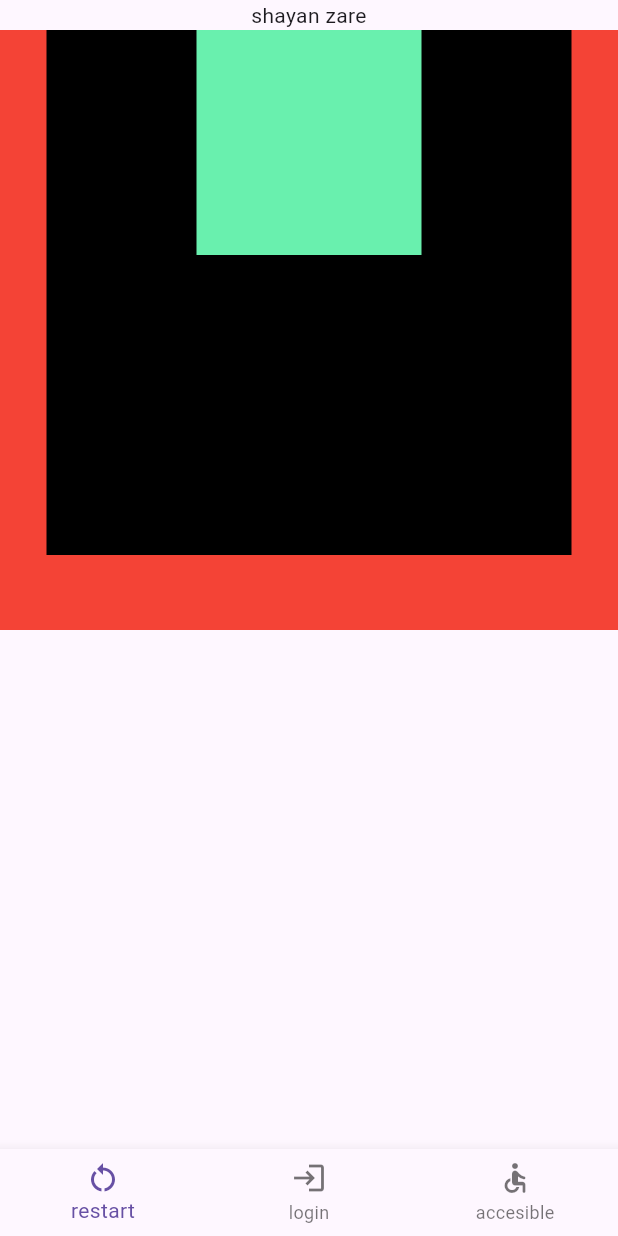
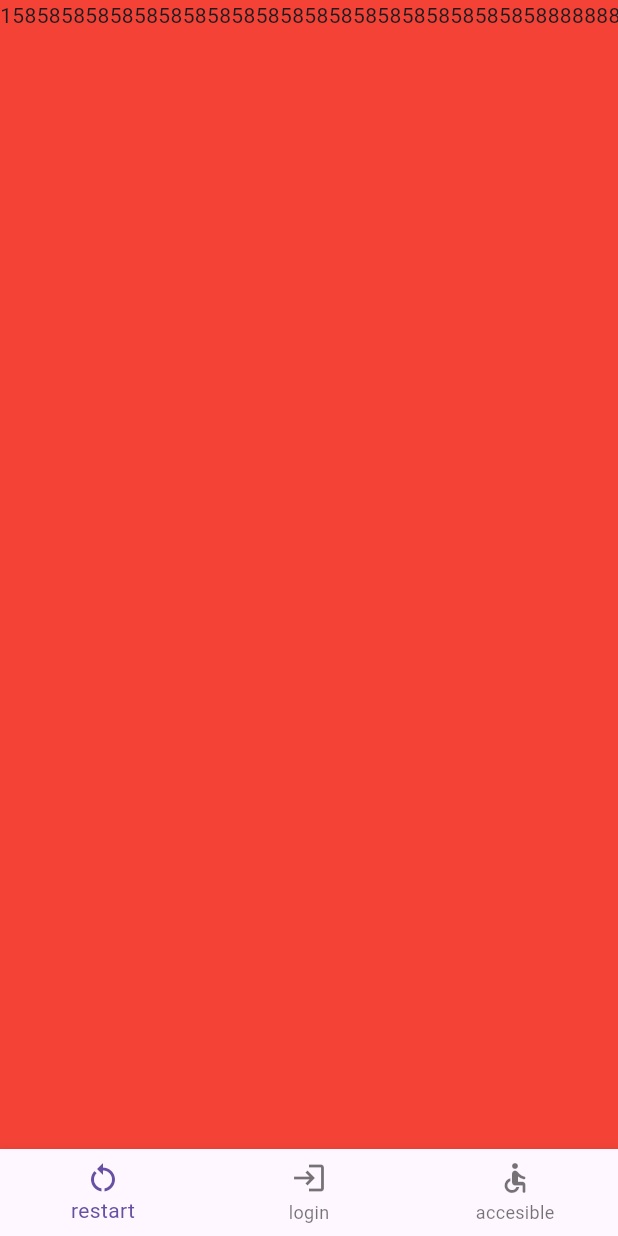
Before and after one commit to shayanzare-dev/flutter_chalanges, a Flutter app: the screen it shows after launch, on a phone screen of 412 x 824 dp. Run offline on Flutter 3.47's test engine with Material 3 defaults, Android fonts, the phone set to English and light mode, and no system bars.

Commit message:
add today practice

```diff
--- a/lib/main.dart
+++ b/lib/main.dart
@@ -1,4 +1,4 @@
 import 'package:first_projrct_in_taav/my_app.dart';
 import 'package:flutter/cupertino.dart';
 
-void main() => runApp(const MyApp());
+void main() => runApp(MyApp());
--- a/lib/my_app.dart
+++ b/lib/my_app.dart
@@ -1,23 +1,76 @@
 import 'package:flutter/material.dart';
 
 class MyApp extends StatelessWidget {
-  const MyApp({super.key});
+  MyApp({super.key});
+
+  List<int> students = [
+    15,
+    85,
+    85,
+    85,
+    85,
+    85,
+    85,
+    85,
+    85,
+    85,
+    85,
+    85,
+    85,
+    85,
+    85,
+    85,
+    85,
+    85,
+    85,
+    85,
+    85,
+    85,
+    8,
+    8,
+    8,
+    8,
+    8,
+    8,
+    8,
+    8,
+    8,
+    8,
+    8,
+    8,
+    8,
+    8,
+    8,
+  ];
 
   @override
   Widget build(BuildContext context) {
     return MaterialApp(
       home: Scaffold(
           bottomNavigationBar: _bottomNavigationBars(),
-          body: Directionality(
-              textDirection: TextDirection.rtl,
-              child: Column(
-                mainAxisSize: MainAxisSize.max,
-                mainAxisAlignment: MainAxisAlignment.start,
-                children: <Widget>[
-                  const Text('shayan zare'),
-                  _stack(),
-                ],
-              ))),
+          body: Column(
+            mainAxisSize: MainAxisSize.max,
+            mainAxisAlignment: MainAxisAlignment.center,
+            children: <Widget>[
+              Expanded(
+                flex: 2,
+                child: ColoredBox(
+                  color: Colors.red,
+                  child: ListView(
+
+                    scrollDirection: Axis.horizontal,
+                    physics: const ScrollPhysics(),
+    //                itemExtent: 11,
+                    children: [
+                      ...students.map(
+                        (e) => Text('$e'),
+                      ),
+                    ],
+                  ),
+                ),
+              ),
+            ],
+          )),
     );
   }
 }
@@ -36,20 +89,25 @@ Widget _stack() => Stack(
         SizedBox(
           width: double.infinity,
           child: Container(
-            color: Colors.red,
             width: 400,
             height: 400,
+            decoration: BoxDecoration(
+                color: Colors.red, borderRadius: BorderRadius.circular(35)),
           ),
         ),
+//        const Placeholder(),
         Container(
-          color: Colors.black,
+          decoration: BoxDecoration(
+              color: Colors.green, borderRadius: BorderRadius.circular(35)),
           width: 350,
           height: 350,
         ),
         Container(
-          color: Colors.greenAccent,
+          decoration: BoxDecoration(
+              color: Colors.yellow, borderRadius: BorderRadius.circular(35)),
           width: 150,
           height: 150,
         ),
+        const Placeholder(),
       ],
     );
```
Also changed, not shown: lib/statefull_test.dart (+10 -8 lines), 1 other file.
